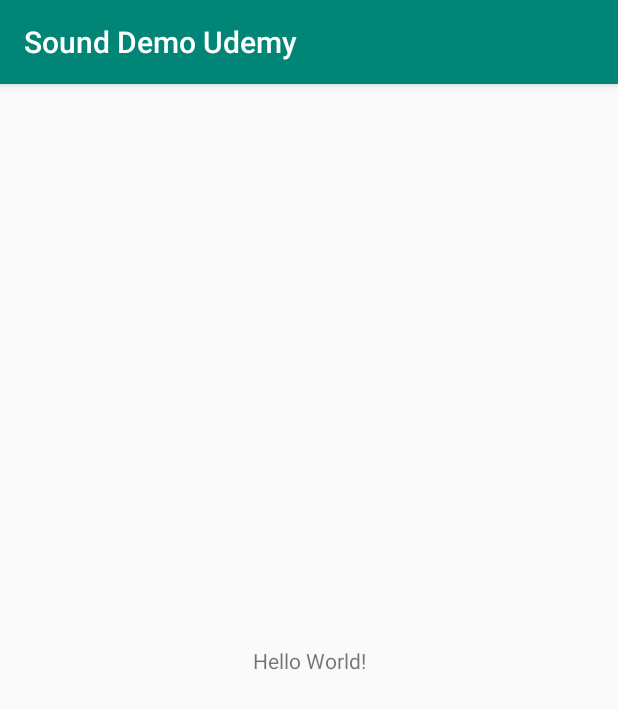
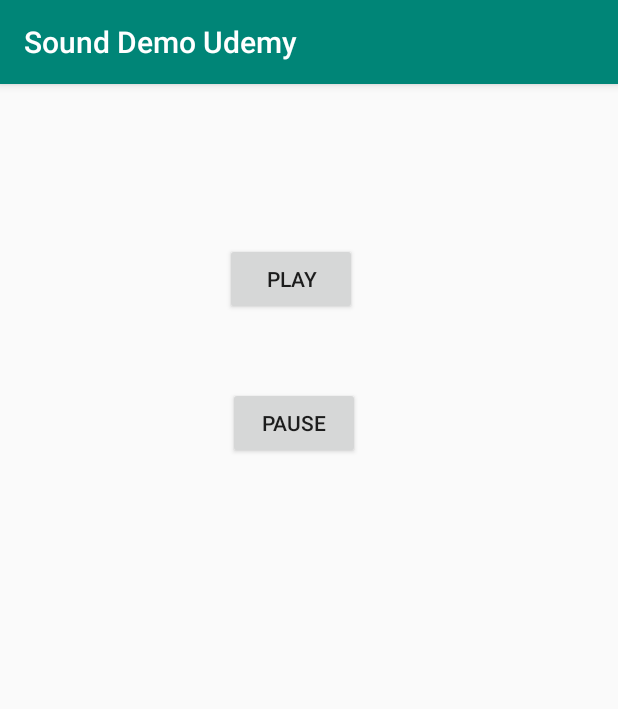
Before and after one commit to thisisli96/Sound-Demo-Udemy, an Android app: the screen it shows after launch (MainActivity), on a phone screen of 412 x 824 dp. Shown: the top 709 px of the screen. Run offline under Robolectric (Android 15) with nearby library versions, the phone set to English and light mode, and no system bars.

Commit message:
step 2 pause and play sound with button

```diff
--- a/app/src/main/java/com/example/mrpeter1/sounddemoudemy/MainActivity.java
+++ b/app/src/main/java/com/example/mrpeter1/sounddemoudemy/MainActivity.java
@@ -5,15 +5,48 @@ import androidx.appcompat.app.AppCompatActivity;
 import android.media.MediaPlayer;
 import android.os.Bundle;
 import android.provider.MediaStore;
+import android.view.View;
+import android.widget.Button;
+import android.widget.VideoView;
 
 public class MainActivity extends AppCompatActivity {
+   Button btnplay, btnpause;
+    MediaPlayer mediaPlayer;
+    public void play(View view){
+        //mediaPlayer = MediaPlayer.create(this, R.raw.fantasy);
+        mediaPlayer.start();
 
+    }
+
+    public  void pause(View view){
+
+        //MediaPlayer mediaPlayer = MediaPlayer.create(this, R.raw.fantasy);
+        mediaPlayer.pause();
+    }
     @Override
     protected void onCreate(Bundle savedInstanceState) {
         super.onCreate(savedInstanceState);
         setContentView(R.layout.activity_main);
-        MediaPlayer mediaPlayer = MediaPlayer.create(this, R.raw.fantasy);
-        mediaPlayer.start();
+        mediaPlayer = MediaPlayer.create(this, R.raw.fantasy);
+        btnplay = findViewById(R.id.btnplay);
+        btnpause = findViewById(R.id.btnpause);
+//
+//        btnplay.setOnClickListener(new View.OnClickListener() {
+//            @Override
+//            public void onClick(View v) {
+//                MediaPlayer mediaPlayer = MediaPlayer.create(this, R.raw.fantasy);
+//                mediaPlayer.start();
+//            }
+//        });
+//
+//        btnpause.setOnClickListener(new View.OnClickListener() {
+//            @Override
+//            public void onClick(View v) {
+//                MediaPlayer mediaPlayer = MediaPlayer.create(this, R.raw.fantasy);
+//                mediaPlayer.pause();
+//            }
+//        });
+
 
     }
 }
--- a/app/src/main/res/layout/activity_main.xml
+++ b/app/src/main/res/layout/activity_main.xml
@@ -6,13 +6,31 @@
 	android:layout_height="match_parent"
 	tools:context=".MainActivity">
 
-	<TextView
+
+	<Button
+		android:id="@+id/btnplay"
 		android:layout_width="wrap_content"
 		android:layout_height="wrap_content"
-		android:text="Hello World!"
-		app:layout_constraintBottom_toBottomOf="parent"
-		app:layout_constraintLeft_toLeftOf="parent"
-		app:layout_constraintRight_toRightOf="parent"
-		app:layout_constraintTop_toTopOf="parent" />
+		android:layout_marginStart="149dp"
+		android:layout_marginTop="106dp"
+		android:layout_marginEnd="174dp"
+		android:text="Play"
+		android:onClick="play"
+		app:layout_constraintEnd_toEndOf="parent"
+		app:layout_constraintStart_toStartOf="parent"
+		app:layout_constraintTop_toTopOf="parent"
+		/>
 
+	<Button
+		android:id="@+id/btnpause"
+		android:layout_width="wrap_content"
+		android:layout_height="wrap_content"
+		android:layout_marginStart="151dp"
+		android:layout_marginTop="48dp"
+		android:layout_marginEnd="172dp"
+		android:text="Pause"
+		android:onClick="pause"
+		app:layout_constraintEnd_toEndOf="parent"
+		app:layout_constraintStart_toStartOf="parent"
+		app:layout_constraintTop_toBottomOf="@+id/btnplay" />
 </androidx.constraintlayout.widget.ConstraintLayout>
```
